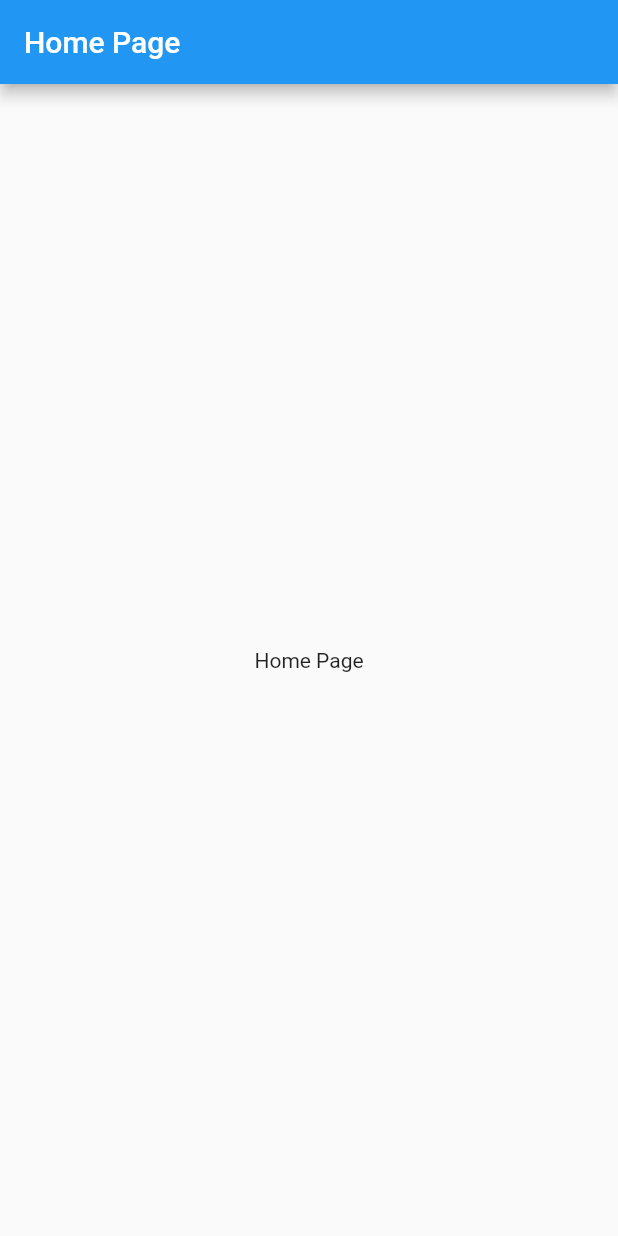
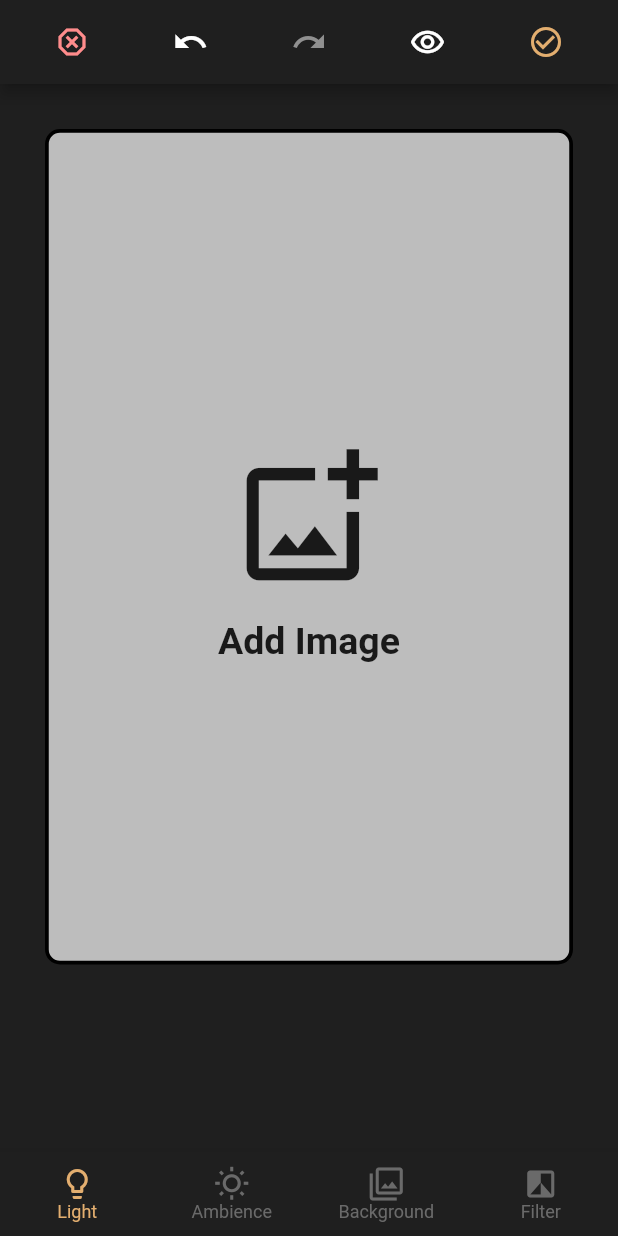
Before and after one commit to illuminate-project/illuminate-mobile, a Flutter app: the screen it shows after launch, on a phone screen of 412 x 824 dp. Run offline on Flutter 3.47's test engine with Material 2 defaults, Android fonts, the light colour scheme and no system bars.

Commit message:
Initial Home Page Deisgn

```diff
--- /dev/null
+++ b/lib/elements/bottom_nav.dart
@@ -0,0 +1,53 @@
+import 'package:flutter/material.dart';
+
+class BottomNav extends StatefulWidget {
+  const BottomNav({super.key});
+
+  @override
+  State<BottomNav> createState() => _BottomNavState();
+}
+
+class _BottomNavState extends State<BottomNav> {
+  int _selectedIndex = 0;
+
+  void _onItemTapped(int index) {
+    setState(() {
+      _selectedIndex = index;
+    });
+  }
+
+  @override
+  Widget build(BuildContext context) {
+    return BottomNavigationBar(
+      type: BottomNavigationBarType.fixed,
+      backgroundColor: const Color.fromARGB(255, 31, 31, 31),
+      selectedItemColor: const Color.fromARGB(255, 227, 174, 111),
+      unselectedItemColor:
+          const Color.fromARGB(255, 131, 131, 131).withOpacity(.75),
+      selectedFontSize: 12,
+      unselectedFontSize: 12,
+      onTap: (value) {
+        _onItemTapped(value);
+      },
+      items: const [
+        BottomNavigationBarItem(
+          label: 'Light',
+          icon: Icon(Icons.lightbulb_outlined),
+        ),
+        BottomNavigationBarItem(
+          label: 'Ambience',
+          icon: Icon(Icons.wb_sunny_outlined),
+        ),
+        BottomNavigationBarItem(
+          label: 'Background',
+          icon: Icon(Icons.filter),
+        ),
+        BottomNavigationBarItem(
+          label: 'Filter',
+          icon: Icon(Icons.filter_b_and_w),
+        ),
+      ],
+      currentIndex: _selectedIndex,
+    );
+  }
+}
--- /dev/null
+++ b/lib/elements/picture_container.dart
@@ -0,0 +1,48 @@
+import 'package:flutter/material.dart';
+
+class PictureContainer extends StatefulWidget with PreferredSizeWidget {
+  const PictureContainer({super.key});
+
+  @override
+  State<PictureContainer> createState() => _PictureContainerState();
+
+  @override
+  Size get preferredSize => const Size.fromHeight(kToolbarHeight);
+}
+
+class _PictureContainerState extends State<PictureContainer> {
+  void doNothing() {}
+
+  @override
+  Widget build(BuildContext context) {
+    return Container(
+        width: double.infinity,
+        height: double.infinity,
+        margin: const EdgeInsets.only(
+            left: 30.0, right: 30.0, top: 30.0, bottom: 125.0),
+        decoration: BoxDecoration(
+          color: const Color.fromARGB(217, 217, 217, 217),
+          border: Border.all(
+            width: 2.5,
+          ),
+          borderRadius: BorderRadius.circular(10),
+        ),
+        child: Column(
+          mainAxisAlignment: MainAxisAlignment.center,
+          children: [
+            IconButton(
+              icon: const Icon(Icons.add_photo_alternate_outlined),
+              iconSize: 100,
+              onPressed: () => doNothing(),
+            ),
+            const SizedBox(
+              height: 10,
+            ),
+            const Text(
+              'Add Image',
+              style: TextStyle(fontSize: 25, fontWeight: FontWeight.bold),
+            )
+          ],
+        ));
+  }
+}
--- /dev/null
+++ b/lib/elements/top_app_bar.dart
@@ -0,0 +1,49 @@
+import 'package:flutter/material.dart';
+
+class TopAppBar extends StatefulWidget with PreferredSizeWidget {
+  const TopAppBar({super.key});
+
+  @override
+  State<TopAppBar> createState() => _TopAppBarState();
+
+  @override
+  Size get preferredSize => const Size.fromHeight(kToolbarHeight);
+}
+
+class _TopAppBarState extends State<TopAppBar> {
+  void doNothing() {}
+
+  @override
+  Widget build(BuildContext context) {
+    return AppBar(
+      backgroundColor: const Color.fromARGB(255, 31, 31, 31),
+      title: ButtonBar(
+        alignment: MainAxisAlignment.spaceBetween,
+        children: [
+          IconButton(
+            icon: const Icon(Icons.dangerous_outlined),
+            color: const Color.fromARGB(255, 255, 140, 140),
+            onPressed: () => doNothing(),
+          ),
+          IconButton(
+            icon: const Icon(Icons.undo),
+            onPressed: () => doNothing(),
+          ),
+          IconButton(
+            icon: const Icon(Icons.redo),
+            color: const Color.fromARGB(255, 144, 144, 144),
+            onPressed: () => doNothing(),
+          ),
+          IconButton(
+              icon: const Icon(Icons.remove_red_eye_outlined),
+              onPressed: () => doNothing()),
+          IconButton(
+            icon: const Icon(Icons.check_circle_outline),
+            color: const Color.fromARGB(255, 227, 174, 111),
+            onPressed: () => doNothing(),
+          )
+        ],
+      ),
+    );
+  }
+}
--- a/lib/home_page.dart
+++ b/lib/home_page.dart
@@ -1,4 +1,7 @@
 import 'package:flutter/material.dart';
+import 'package:test_application/elements/picture_container.dart';
+import 'elements/top_app_bar.dart';
+import 'elements/bottom_nav.dart';
 
 class HomePage extends StatefulWidget {
   const HomePage({super.key});
@@ -8,13 +11,17 @@ class HomePage extends StatefulWidget {
 }
 
 class _HomePageState extends State<HomePage> {
+  void doNothing() {}
+
   @override
   Widget build(BuildContext context) {
-    return Scaffold(
-      appBar: AppBar(
-        title: const Text('Home Page'),
+    return const Scaffold(
+      appBar: TopAppBar(),
+      backgroundColor: Color.fromARGB(255, 31, 31, 31),
+      body: Center(
+        child: PictureContainer(),
       ),
-      body: const Center(child: Text('Home Page')),
+      bottomNavigationBar: BottomNav(),
     );
   }
 }
--- a/lib/main.dart
+++ b/lib/main.dart
@@ -15,7 +15,7 @@ class MyApp extends StatelessWidget {
   @override
   Widget build(BuildContext context) {
     return MaterialApp(
-      title: 'Flutter Demo',
+      title: 'Illuminate',
       theme: ThemeData(
         primarySwatch: Colors.blue,
       ),
```
